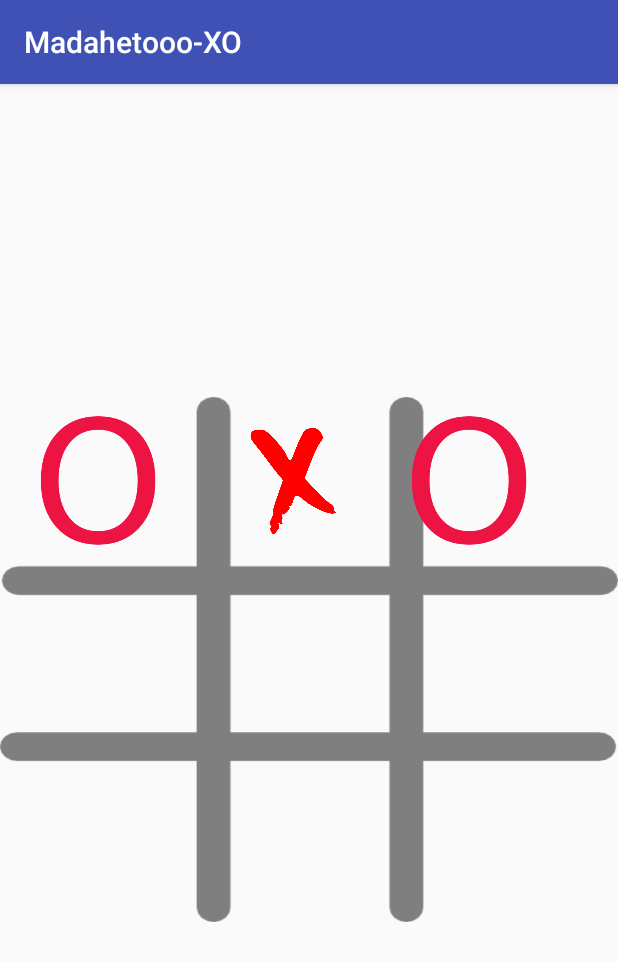
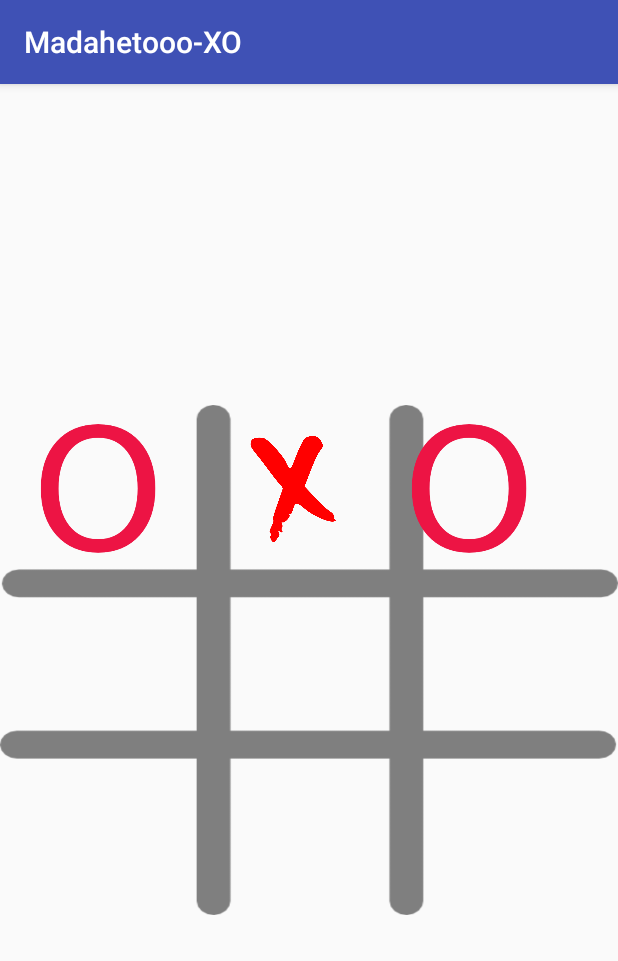
Before and after one commit to madahetooo/Connect3, an Android app: the screen it shows after launch (MainActivity), after a tap on an icon or button, on a phone screen of 412 x 824 dp. Shown: the top 961 px of the screen. Run offline under Robolectric (Android 15) with nearby library versions, the phone set to English and light mode, and no system bars; 2 other taps on this screen came first.

Commit message:
update gridLayout inside activity_main.xml

```diff
--- a/app/src/main/res/layout/activity_main.xml
+++ b/app/src/main/res/layout/activity_main.xml
@@ -10,7 +10,7 @@
     <GridLayout
         android:id="@+id/gridLayout"
         android:layout_width="match_parent"
-        android:layout_height="350dp"
+        android:layout_height="340dp"
         android:layout_centerHorizontal="true"
         android:layout_centerVertical="true"
         android:background="@drawable/board"
```
